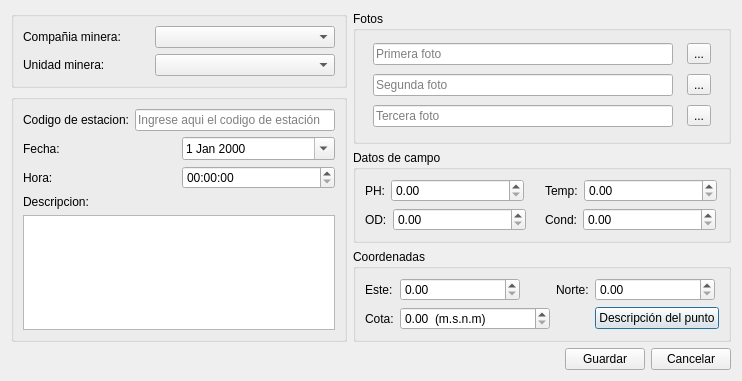
This is nuevaestmonitoreodialog.ui in lincolningaroca/SWDataMonitoreo as Qt 5 draws it before an edit. The edited form follows.
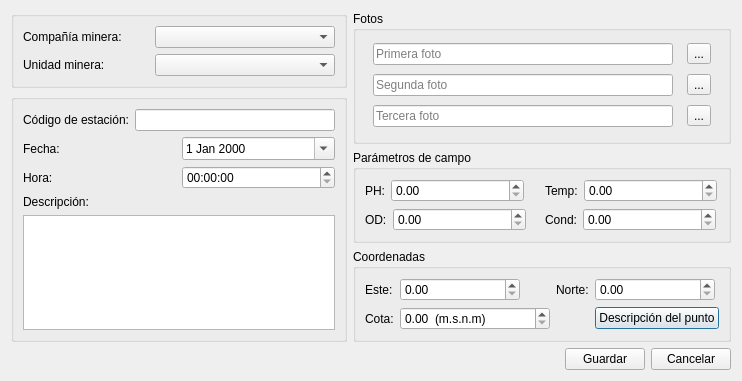
This is the edited form. Icons and pictures are not drawn.

Patch:
```diff
--- a/nuevaestmonitoreodialog.ui
+++ b/nuevaestmonitoreodialog.ui
@@ -25,7 +25,7 @@
         <item>
          <widget class="QLabel" name="label">
           <property name="text">
-           <string>Compañia minera:</string>
+           <string>Compañía minera:</string>
           </property>
          </widget>
         </item>
@@ -211,7 +211,7 @@
         <item>
          <widget class="QLabel" name="label_3">
           <property name="text">
-           <string>Codigo de estacion:</string>
+           <string>Código de estación:</string>
           </property>
          </widget>
         </item>
@@ -221,7 +221,7 @@
            <bool>false</bool>
           </property>
           <property name="placeholderText">
-           <string>Ingrese aqui el codigo de estación</string>
+           <string/>
           </property>
          </widget>
         </item>
@@ -272,7 +272,7 @@
       <item row="3" column="0">
        <widget class="QLabel" name="label_7">
         <property name="text">
-         <string>Descripcion:</string>
+         <string>Descripción:</string>
         </property>
        </widget>
       </item>
@@ -289,7 +289,7 @@
    <item row="2" column="1">
     <widget class="QGroupBox" name="groupBox_4">
      <property name="title">
-      <string>Datos de campo</string>
+      <string>Parámetros de campo</string>
      </property>
      <layout class="QGridLayout" name="gridLayout">
       <item row="0" column="0">
```
Left out of the diff: 34 changed lines with no effect on the pictures.
